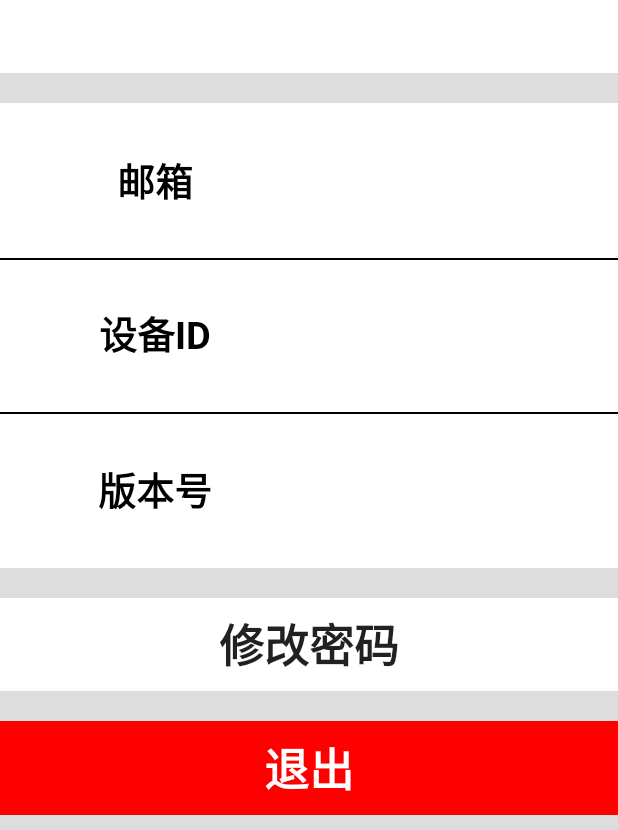
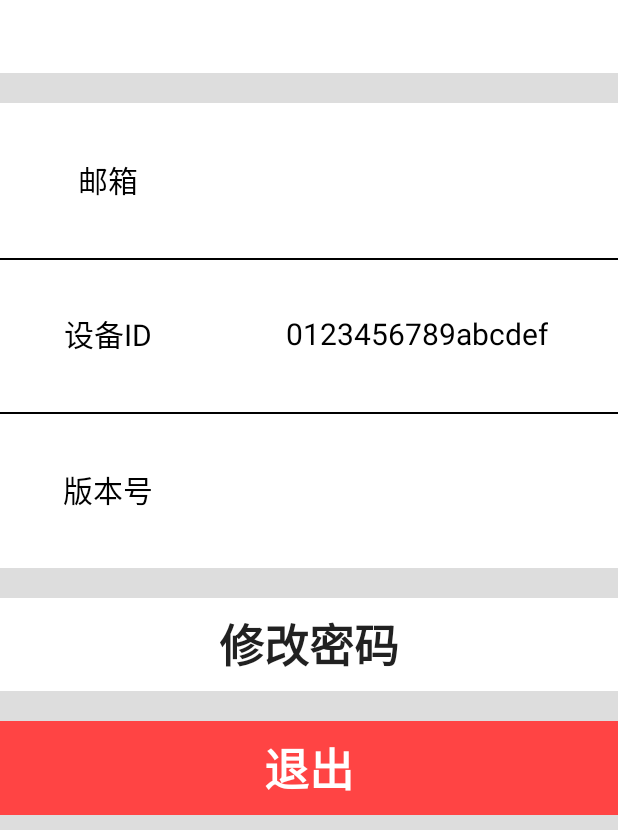
Before and after one commit to qxdn/WindowController, an Android app: the UserCenterFragment screen opened through its navigation route, on a phone screen of 412 x 824 dp, the part 406-1236 px from its top. Run offline under Robolectric (Android 15) with nearby library versions, the phone set to English and light mode, and no system bars; our stand-ins replace data binding; libraries missing offline, so code that uses them is left out: org.eclipse.paho; 11 statements that could not run were skipped.

Commit message:
几个新按键功能

```diff
--- /dev/null
+++ b/app/src/main/java/com/sunbest/util/AppUtil.java
@@ -0,0 +1,22 @@
+package com.sunbest.util;
+
+import android.app.AlarmManager;
+import android.app.PendingIntent;
+import android.content.Context;
+import android.content.Intent;
+
+public class AppUtil {
+
+    /**
+     * 重启 杀进程强制重启
+     * @param context
+     */
+    public static void reboot(Context context){
+        Intent intent = context.getPackageManager().getLaunchIntentForPackage(context.getPackageName());
+        intent.putExtra("REBOOT","reboot");
+        PendingIntent restartIntent = PendingIntent.getActivity(context, 0, intent, PendingIntent.FLAG_ONE_SHOT);
+        AlarmManager mgr = (AlarmManager)context.getSystemService(Context.ALARM_SERVICE);
+        mgr.set(AlarmManager.RTC, System.currentTimeMillis() + 1000, restartIntent);
+        android.os.Process.killProcess(android.os.Process.myPid());
+    }
+}
--- a/app/src/main/java/com/sunbest/util/IDUtil.java
+++ b/app/src/main/java/com/sunbest/util/IDUtil.java
@@ -1,9 +1,14 @@
 package com.sunbest.util;
 
 import android.content.Context;
+import android.content.pm.PackageInfo;
+import android.content.pm.PackageManager;
 import android.provider.Settings;
+import android.util.Log;
 
 public class IDUtil {
+
+    private static final String TAG="IDUtil";
 
     public static String getDeviceID(Context context){
         String android_id= Settings.Secure.getString(context.getContentResolver(), Settings.Secure.ANDROID_ID);
@@ -13,4 +18,17 @@ public class IDUtil {
         }
         return android_id;
     }
+
+    public static String getAppVersion(Context context){
+        String version="";
+        try {
+            PackageManager manager=context.getPackageManager();
+            PackageInfo info= null;
+            info = manager.getPackageInfo(context.getPackageName(),0);
+            version=info.versionName;
+        } catch (PackageManager.NameNotFoundException e) {
+            Log.e(TAG, "getAppVersion: ", e);
+        }
+        return version;
+    }
 }
--- a/app/src/main/java/com/sunbest/view/details/UserCenterFragment.java
+++ b/app/src/main/java/com/sunbest/view/details/UserCenterFragment.java
@@ -1,5 +1,8 @@
 package com.sunbest.view.details;
 
+import androidx.databinding.DataBindingUtil;
+import androidx.lifecycle.MutableLiveData;
+import androidx.lifecycle.Observer;
 import androidx.lifecycle.ViewModelProviders;
 
 import android.os.Bundle;
@@ -13,6 +16,9 @@ import android.view.View;
 import android.view.ViewGroup;
 
 import com.sunbest.R;
+import com.sunbest.databinding.UserCenterFragmentBinding;
+import com.sunbest.util.AppUtil;
+import com.sunbest.util.IDUtil;
 import com.sunbest.viewmodel.UserCenterViewModel;
 
 public class UserCenterFragment extends Fragment {
@@ -26,14 +32,46 @@ public class UserCenterFragment extends Fragment {
     @Override
     public View onCreateView(@NonNull LayoutInflater inflater, @Nullable ViewGroup container,
                              @Nullable Bundle savedInstanceState) {
-        return inflater.inflate(R.layout.user_center_fragment, container, false);
+        mViewModel= ViewModelProviders.of(getActivity()).get(UserCenterViewModel.class);
+        UserCenterFragmentBinding binding= DataBindingUtil.inflate(inflater,R.layout.user_center_fragment,container,false);
+        mViewModel.setDeviceId(new MutableLiveData<String>(IDUtil.getDeviceID(requireContext())));
+        mViewModel.setVersion(new MutableLiveData<String>(IDUtil.getAppVersion(requireContext())));
+        mViewModel.getDeviceId().observe(requireActivity(), new Observer<String>() {
+            @Override
+            public void onChanged(String s) {
+                binding.userCenterDeviceID.setText(s);
+            }
+        });
+        mViewModel.getEmail().observe(requireActivity(), new Observer<String>() {
+            @Override
+            public void onChanged(String s) {
+                binding.userCenterUserName.setText(s);
+            }
+        });
+        mViewModel.getVersion().observe(requireActivity(), new Observer<String>() {
+            @Override
+            public void onChanged(String s) {
+                binding.userCenterPackageVersion.setText(s);
+            }
+        });
+        //重启
+        binding.userCenterQuit.setOnClickListener(new View.OnClickListener() {
+            @Override
+            public void onClick(View v) {
+                requireActivity().finish();
+            }
+        });
+        binding.changePassword.setOnClickListener(new View.OnClickListener() {
+            @Override
+            public void onClick(View v) {
+                //TODO:改密码然后重启
+                AppUtil.reboot(requireContext());
+            }
+        });
+        binding.setData(mViewModel);
+        binding.setLifecycleOwner(this);
+        return binding.getRoot();
     }
 
-    @Override
-    public void onActivityCreated(@Nullable Bundle savedInstanceState) {
-        super.onActivityCreated(savedInstanceState);
-        mViewModel = ViewModelProviders.of(this).get(UserCenterViewModel.class);
-        // TODO: Use the ViewModel
-    }
 
 }
--- a/app/src/main/java/com/sunbest/view/login/LoginFragment.java
+++ b/app/src/main/java/com/sunbest/view/login/LoginFragment.java
@@ -1,6 +1,7 @@
 package com.sunbest.view.login;
 
 import androidx.databinding.DataBindingUtil;
+import androidx.lifecycle.MutableLiveData;
 import androidx.lifecycle.ViewModelProviders;
 
 
@@ -23,6 +24,7 @@ import android.widget.Toast;
 import com.sunbest.R;
 import com.sunbest.databinding.LoginFragmentBinding;
 import com.sunbest.viewmodel.LoginViewModel;
+import com.sunbest.viewmodel.UserCenterViewModel;
 
 import java.io.IOException;
 
@@ -41,7 +43,7 @@ public class LoginFragment extends Fragment {
     private LoginFragmentBinding binding;
     private static final String TAG="LoginFragment";
 
-
+    private UserCenterViewModel userCenterViewModel;
 
     public static LoginFragment newInstance() {
         return new LoginFragment();
@@ -50,6 +52,7 @@ public class LoginFragment extends Fragment {
     @Override
     public View onCreateView(@NonNull LayoutInflater inflater, @Nullable final ViewGroup container,
                              @Nullable Bundle savedInstanceState) {
+        userCenterViewModel=ViewModelProviders.of(getActivity()).get(UserCenterViewModel.class);
         binding = DataBindingUtil.inflate(inflater, R.layout.login_fragment, container, false);
         binding.setData(mViewModel);
         binding.setLifecycleOwner(this);
@@ -87,6 +90,7 @@ public class LoginFragment extends Fragment {
                         String json=response.body().string();
                         Log.i(TAG, "onResponse: "+json);
                         if(json.equals("true")){
+                            userCenterViewModel.setEmail(new MutableLiveData<String>(email));
                             NavController controller = Navigation.findNavController(v);
                             controller.navigate(R.id.action_loginFragment_to_homeFragment);
                         }else {
--- a/app/src/main/java/com/sunbest/viewmodel/UserCenterViewModel.java
+++ b/app/src/main/java/com/sunbest/viewmodel/UserCenterViewModel.java
@@ -1,7 +1,34 @@
 package com.sunbest.viewmodel;
 
+import androidx.lifecycle.MutableLiveData;
 import androidx.lifecycle.ViewModel;
 
 public class UserCenterViewModel extends ViewModel {
-    // TODO: Implement the ViewModel
+    private MutableLiveData<String> version;
+    private MutableLiveData<String> email;
+    private MutableLiveData<String> deviceId;
+
+    public MutableLiveData<String> getVersion() {
+        return version;
+    }
+
+    public void setVersion(MutableLiveData<String> version) {
+        this.version = version;
+    }
+
+    public MutableLiveData<String> getEmail() {
+        return email;
+    }
+
+    public void setEmail(MutableLiveData<String> email) {
+        this.email = email;
+    }
+
+    public MutableLiveData<String> getDeviceId() {
+        return deviceId;
+    }
+
+    public void setDeviceId(MutableLiveData<String> deviceId) {
+        this.deviceId = deviceId;
+    }
 }
--- a/app/src/main/res/layout/user_center_fragment.xml
+++ b/app/src/main/res/layout/user_center_fragment.xml
@@ -112,7 +112,7 @@
                 android:layout_width="wrap_content"
                 android:layout_height="wrap_content"
                 android:orientation="vertical"
-                app:layout_constraintGuide_percent="0.5"
+                app:layout_constraintGuide_percent="0.35"
                 />
             <androidx.constraintlayout.widget.Guideline
                 android:id="@+id/userCenterGuideline3"
@@ -165,8 +165,7 @@
                 android:layout_width="wrap_content"
                 android:layout_height="wrap_content"
                 android:text="邮箱"
-                android:textSize="25dp"
-                android:textStyle="bold"
+                android:textSize="20sp"
                 android:textColor="@color/black"
                 app:layout_constraintStart_toStartOf="parent"
                 app:layout_constraintEnd_toStartOf="@+id/userCenterGuideline2"
@@ -177,8 +176,7 @@
                 android:id="@+id/userCenterUserName"
                 android:layout_width="wrap_content"
                 android:layout_height="wrap_content"
-                android:textSize="25dp"
-                android:textStyle="bold"
+                android:textSize="20sp"
                 android:textColor="@color/black"
                 app:layout_constraintStart_toEndOf="@id/userCenterGuideline2"
                 app:layout_constraintEnd_toEndOf="parent"
@@ -189,8 +187,7 @@
                 android:layout_width="wrap_content"
                 android:layout_height="wrap_content"
                 android:text="设备ID"
-                android:textSize="25dp"
-                android:textStyle="bold"
+                android:textSize="20sp"
                 android:textColor="@color/black"
                 app:layout_constraintStart_toStartOf="parent"
                 app:layout_constraintEnd_toStartOf="@+id/userCenterGuideline2"
@@ -201,8 +198,7 @@
                 android:id="@+id/userCenterDeviceID"
                 android:layout_width="wrap_content"
                 android:layout_height="wrap_content"
-                android:textSize="25dp"
-                android:textStyle="bold"
+                android:textSize="20sp"
                 android:textColor="@color/black"
                 app:layout_constraintStart_toEndOf="@id/userCenterGuideline2"
                 app:layout_constraintEnd_toEndOf="parent"
@@ -213,8 +209,7 @@
                 android:layout_width="wrap_content"
                 android:layout_height="wrap_content"
                 android:text="版本号"
-                android:textSize="25dp"
-                android:textStyle="bold"
+                android:textSize="20sp"
                 android:textColor="@color/black"
                 app:layout_constraintStart_toStartOf="parent"
                 app:layout_constraintEnd_toStartOf="@+id/userCenterGuideline2"
@@ -225,8 +220,7 @@
                 android:id="@+id/userCenterPackageVersion"
                 android:layout_width="wrap_content"
                 android:layout_height="wrap_content"
-                android:textSize="25dp"
-                android:textStyle="bold"
+                android:textSize="20sp"
                 android:textColor="@color/black"
                 app:layout_constraintStart_toEndOf="@id/userCenterGuideline2"
                 app:layout_constraintEnd_toEndOf="parent"
@@ -276,7 +270,7 @@
                 android:id="@+id/userCenterQuit"
                 android:layout_width="match_parent"
                 android:layout_height="match_parent"
-                android:background="@color/red"
+                android:background="@android:color/holo_red_light"
                 android:text="退出"
                 android:textColor="@color/white"
                 android:textSize="30dp"
```
